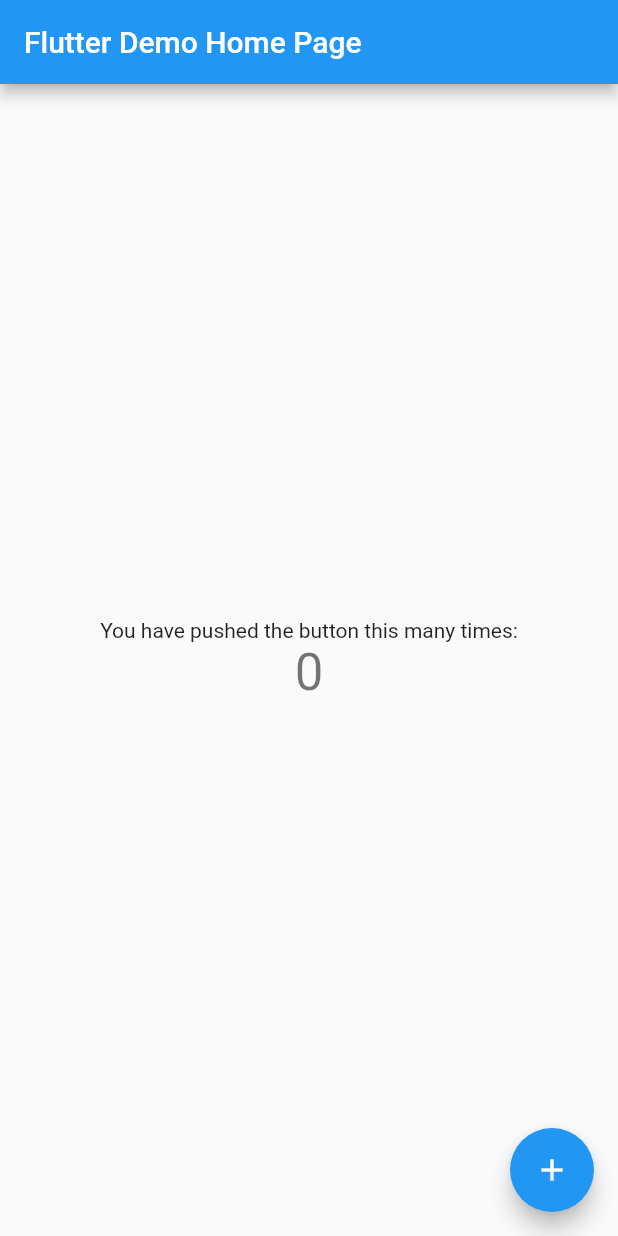
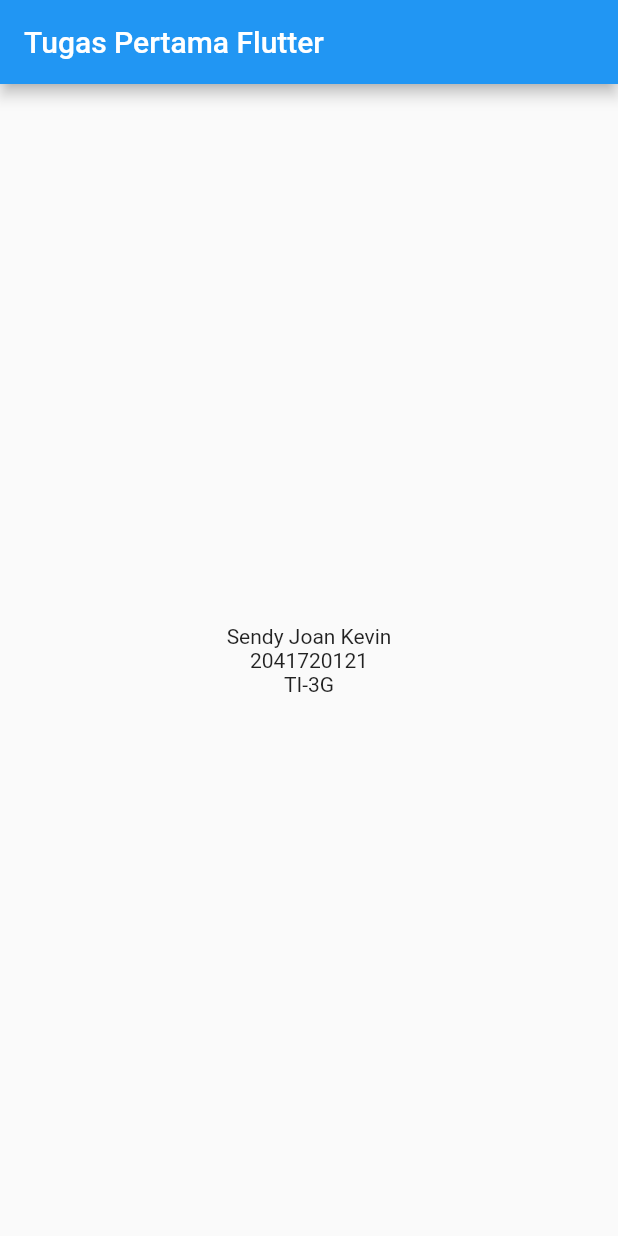
Before and after one commit to sendyjoan/Flutter_Tugas_Praktikum_Bab_1, a Flutter app: the screen it shows after launch, on a phone screen of 412 x 824 dp. Run offline on Flutter 3.47's test engine with Material 2 defaults, Android fonts, the phone set to English and light mode, and no system bars.

Commit message:
Menyelesaikan Praktikum

```diff
--- a/lib/main.dart
+++ b/lib/main.dart
@@ -24,7 +24,7 @@ class MyApp extends StatelessWidget {
         // is not restarted.
         primarySwatch: Colors.blue,
       ),
-      home: const MyHomePage(title: 'Flutter Demo Home Page'),
+      home: const MyHomePage(title: 'Tugas Pertama Flutter'),
     );
   }
 }
@@ -94,22 +94,19 @@ class _MyHomePageState extends State<MyHomePage> {
           // axis because Columns are vertical (the cross axis would be
           // horizontal).
           mainAxisAlignment: MainAxisAlignment.center,
-          children: <Widget>[
-            const Text(
-              'You have pushed the button this many times:',
+          children: const <Widget>[
+            Text(
+              'Sendy Joan Kevin',
             ),
             Text(
-              '$_counter',
-              style: Theme.of(context).textTheme.headline4,
+              '2041720121',
+            ),
+            Text(
+              'TI-3G',
             ),
           ],
         ),
       ),
-      floatingActionButton: FloatingActionButton(
-        onPressed: _incrementCounter,
-        tooltip: 'Increment',
-        child: const Icon(Icons.add),
-      ), // This trailing comma makes auto-formatting nicer for build methods.
     );
   }
 }
```
